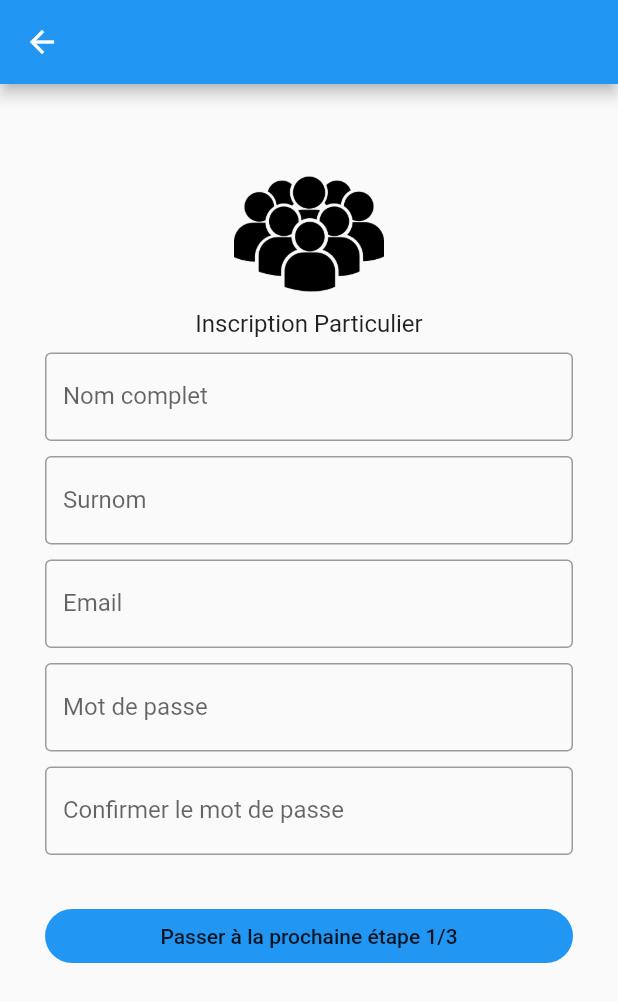
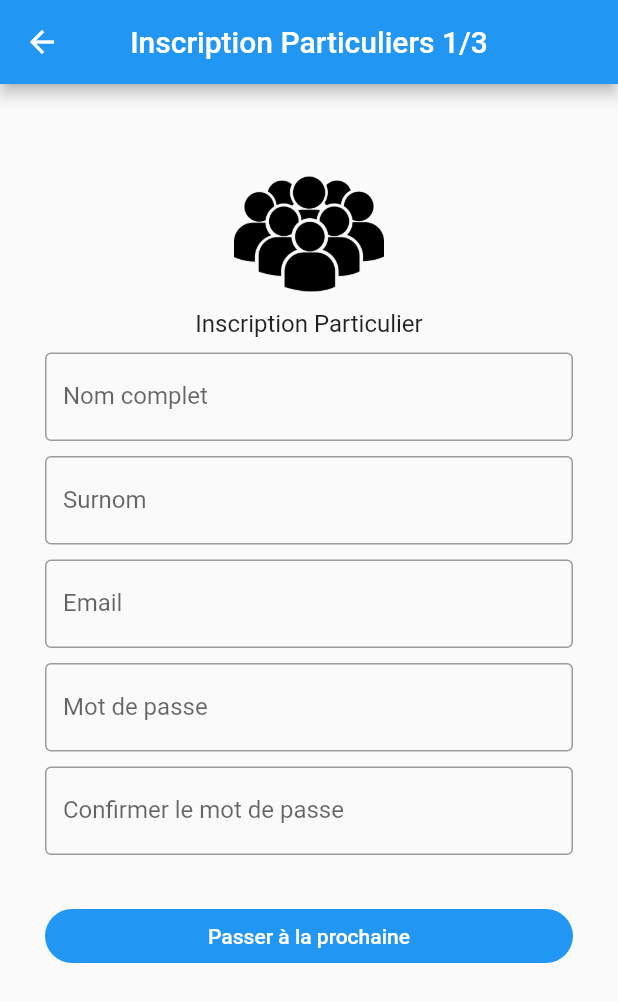
Before and after one commit to giovanny972/Application-Douvan_Douvan, a Flutter app: the screen it shows after launch, after a tap on "Inscription / Particulier", on a phone screen of 412 x 824 dp. Shown: the top 1002 px of the screen. Run offline on Flutter 3.47's test engine with Material 2 defaults, Android fonts, the light colour scheme and no system bars; our stand-ins replace google_fonts, video_player, video_player_web.

Commit message:
add new page on appli Douvan douvan

```diff
--- a/lib/home-page.dart
+++ b/lib/Page_Home/home-page.dart
@@ -1,9 +1,12 @@
 // ignore: file_names
-import 'package:douvan_douvan/Vid%C3%A9o_player.dart';
-import 'package:douvan_douvan/delay_animation.dart';
-import 'package:douvan_douvan/inscription_page_particulier.dart';
+import 'package:douvan_douvan/Page_Connexion/Connection_page.dart';
+import 'package:douvan_douvan/Page_inscription/inscription_page_entreprise_1.dart';
+import 'package:douvan_douvan/Pluging/Vid%C3%A9o_player.dart';
+import 'package:douvan_douvan/Annimation/delay_animation.dart';
+import 'package:douvan_douvan/Page_inscription/inscription_page_particulie_1r.dart';
 import 'package:flutter/material.dart';
-import 'delay_animation.dart';
+import '../Annimation/delay_animation.dart';
+import 'package:douvan_douvan/Page_Home/home_page_connecté.dart';
 
 class MyHomePage extends StatefulWidget {
   const MyHomePage({Key? key, required this.title}) : super(key: key);
@@ -66,6 +69,28 @@ class _MyHomePageState extends State<MyHomePage> {
                     shape: const StadiumBorder(),
                     padding: const EdgeInsets.all(13),
                   ),
+                  child: const Text('Connexion'),
+                  onPressed: () {
+                    Navigator.push(
+                      context,
+                      MaterialPageRoute(
+                        builder: (context) => Home_page_connecte(),
+                      ),
+                    );
+                  },
+                ),
+              ),
+            ),
+            DelayedAnimation(
+              delay: 4500,
+              child: Container(
+                width: double.infinity,
+                child: ElevatedButton(
+                  style: ElevatedButton.styleFrom(
+                    primary: Colors.blue,
+                    shape: const StadiumBorder(),
+                    padding: const EdgeInsets.all(13),
+                  ),
                   child: const Text('Inscription / Particulier'),
                   onPressed: () {
                     Navigator.push(
@@ -93,7 +118,7 @@ class _MyHomePageState extends State<MyHomePage> {
                     Navigator.push(
                       context,
                       MaterialPageRoute(
-                        builder: (context) => Inscription_page_Particulier(),
+                        builder: (context) => Inscription_page_Entreprise(),
                       ),
                     );
                   },
--- a/lib/inscription_page_particulier.dart
+++ b/lib/Page_inscription/inscription_page_entreprise_1.dart
@@ -2,13 +2,16 @@
 
 import 'package:flutter/material.dart';
 
-class Inscription_page_Particulier extends StatelessWidget {
-  const Inscription_page_Particulier({Key? key}) : super(key: key);
+class Inscription_page_Entreprise extends StatelessWidget {
+  const Inscription_page_Entreprise({Key? key}) : super(key: key);
 
   @override
   Widget build(BuildContext context) {
     return Scaffold(
-      appBar: AppBar(),
+      appBar: AppBar(
+        centerTitle: true,
+        title: Text("Inscription Entreprises 1/3"),
+      ),
       body: SingleChildScrollView(
         child: Container(
           padding: const EdgeInsets.symmetric(vertical: 50.0, horizontal: 30.0),
@@ -19,20 +22,20 @@ class Inscription_page_Particulier extends StatelessWidget {
                 Image.asset('images/logo-exemple 2.png',
                     height: 100.0, width: 100.0),
                 Center(
-                  child: Text('Inscription Particulier',
+                  child: Text('Inscription Entreprise',
                       style: Theme.of(context).textTheme.titleMedium),
                 ),
                 const SizedBox(height: 10.0),
                 TextFormField(
                   decoration: const InputDecoration(
-                    labelText: 'Nom complet',
+                    labelText: 'Nom de la structure',
                     border: OutlineInputBorder(),
                   ),
                 ),
                 const SizedBox(height: 10.0),
                 TextFormField(
                   decoration: const InputDecoration(
-                    labelText: 'Surnom',
+                    labelText: 'Ouboutou',
                     border: OutlineInputBorder(),
                   ),
                 ),
@@ -63,7 +66,10 @@ class Inscription_page_Particulier extends StatelessWidget {
                 FlatButton(
                   onPressed: () {},
                   color: Colors.blue,
-                  child: const Text('Passer à la prochaine étape 1/3'),
+                  child: const Text(
+                    'Passer à la prochaine',
+                    style: TextStyle(color: Colors.white),
+                  ),
                   shape: RoundedRectangleBorder(
                     borderRadius: BorderRadius.circular(20.0),
                   ),
--- /dev/null
+++ b/lib/Page_inscription/inscription_page_particulie_1r.dart
@@ -0,0 +1,84 @@
+// ignore_for_file: deprecated_member_use
+
+import 'package:flutter/material.dart';
+
+class Inscription_page_Particulier extends StatelessWidget {
+  const Inscription_page_Particulier({Key? key}) : super(key: key);
+
+  @override
+  Widget build(BuildContext context) {
+    return Scaffold(
+      appBar: AppBar(
+        centerTitle: true,
+        title: Text("Inscription Particuliers 1/3"),
+      ),
+      body: SingleChildScrollView(
+        child: Container(
+          padding: const EdgeInsets.symmetric(vertical: 50.0, horizontal: 30.0),
+          child: Form(
+            child: Column(
+              crossAxisAlignment: CrossAxisAlignment.stretch,
+              children: <Widget>[
+                Image.asset('images/logo-exemple 2.png',
+                    height: 100.0, width: 100.0),
+                Center(
+                  child: Text('Inscription Particulier',
+                      style: Theme.of(context).textTheme.titleMedium),
+                ),
+                const SizedBox(height: 10.0),
+                TextFormField(
+                  decoration: const InputDecoration(
+                    labelText: 'Nom complet',
+                    border: OutlineInputBorder(),
+                  ),
+                ),
+                const SizedBox(height: 10.0),
+                TextFormField(
+                  decoration: const InputDecoration(
+                    labelText: 'Surnom',
+                    border: OutlineInputBorder(),
+                  ),
+                ),
+                const SizedBox(height: 10.0),
+                TextFormField(
+                  decoration: const InputDecoration(
+                    labelText: 'Email',
+                    border: OutlineInputBorder(),
+                  ),
+                ),
+                const SizedBox(height: 10.0),
+                TextFormField(
+                  decoration: const InputDecoration(
+                    labelText: 'Mot de passe',
+                    border: OutlineInputBorder(),
+                  ),
+                  obscureText: true,
+                ),
+                const SizedBox(height: 10.0),
+                TextFormField(
+                  decoration: const InputDecoration(
+                    labelText: 'Confirmer le mot de passe',
+                    border: OutlineInputBorder(),
+                  ),
+                  obscureText: true,
+                ),
+                const SizedBox(height: 30.0),
+                FlatButton(
+                  onPressed: () {},
+                  color: Colors.blue,
+                  child: const Text(
+                    'Passer à la prochaine',
+                    style: TextStyle(color: Colors.white),
+                  ),
+                  shape: RoundedRectangleBorder(
+                    borderRadius: BorderRadius.circular(20.0),
+                  ),
+                ),
+              ],
+            ),
+          ),
+        ),
+      ),
+    );
+  }
+}
--- a/lib/main.dart
+++ b/lib/main.dart
@@ -1,10 +1,7 @@
 import 'package:flutter/material.dart';
-import 'package:firebase_core/firebase_core.dart';
-import 'home-page.dart';
+import 'Page_Home/home-page.dart';
 
-Future<void> main() async {
-  WidgetsFlutterBinding.ensureInitialized();
-  await Firebase.initializeApp();
+void main() {
   runApp(MyApp());
 }
 
--- a/pubspec.yaml
+++ b/pubspec.yaml
@@ -37,7 +37,6 @@ dependencies:
   google_fonts: ^2.1.0
   font_awesome_flutter: ^9.1.0
   video_player: ^2.4.0
-  firebase_core: ^1.15.0
 
 dev_dependencies:
   flutter_test:
```
Also changed, not shown: lib/Page_Connexion/Connection_page.dart (added, +62 -0 lines), lib/Page_Home/home_page_connecté.dart (added, +30 -0 lines), lib/Pluging/generated_plugin_registrant.dart (added, +16 -0 lines), lib/Annimation/delay_animation.dart (renamed from lib/delay_animation.dart), lib/Page_inscription/Inscription_page_particulie_2.dart (added), lib/Pluging/Vidéo_player.dart (renamed from lib/Vidéo_player.dart), pubspec.lock, 2 other files.
